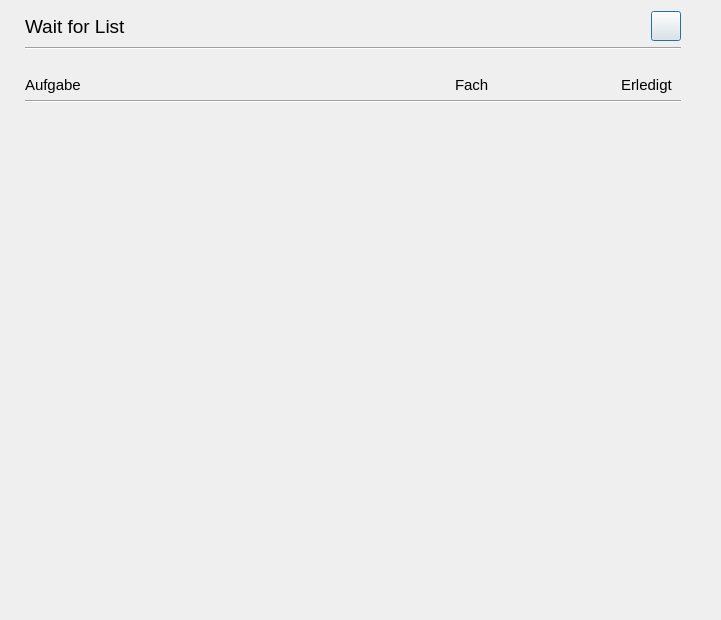
orgnnice/OrgNNice, file waitfor.ui: the form before one commit.
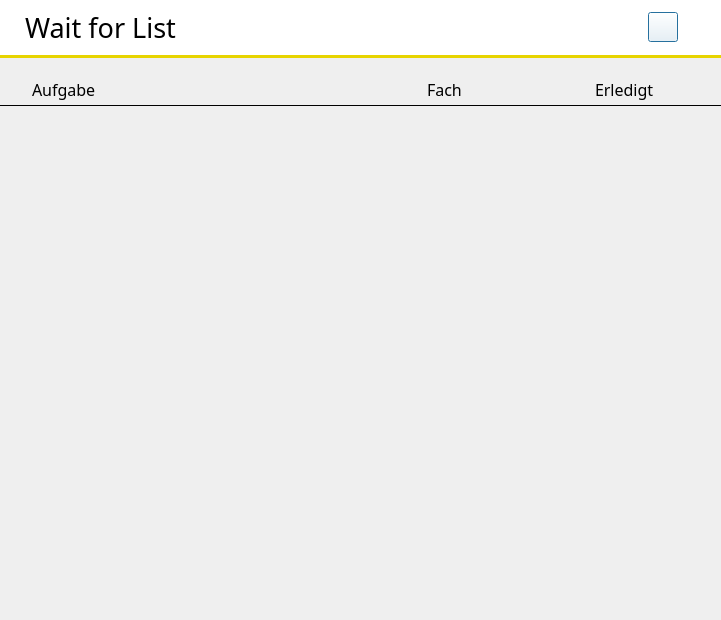
The form after the commit. Icons and pictures are not drawn.

Commit message: delete todo and waitfor, button styling, gui styling

Patch:
```diff
--- a/waitfor.ui
+++ b/waitfor.ui
@@ -12,7 +12,7 @@
   </property>
   <property name="minimumSize">
    <size>
-    <width>720</width>
+    <width>721</width>
     <height>620</height>
    </size>
   </property>
@@ -23,27 +23,70 @@
    <enum>Qt::LeftToRight</enum>
   </property>
   <layout class="QVBoxLayout" name="verticalLayout">
+   <property name="spacing">
+    <number>0</number>
+   </property>
    <property name="leftMargin">
     <number>0</number>
    </property>
+   <property name="topMargin">
+    <number>0</number>
+   </property>
    <property name="rightMargin">
     <number>0</number>
    </property>
+   <property name="bottomMargin">
+    <number>0</number>
+   </property>
    <item>
     <layout class="QVBoxLayout" name="verticalLayout_3">
+     <property name="spacing">
+      <number>0</number>
+     </property>
      <property name="leftMargin">
-      <number>25</number>
+      <number>0</number>
      </property>
      <property name="rightMargin">
-      <number>40</number>
+      <number>0</number>
+     </property>
+     <item>
+      <widget class="QWidget" name="widget" native="true">
+       <property name="styleSheet">
+        <string notr="true">background-color: rgb(255, 255, 255);</string>
+       </property>
+       <layout class="QVBoxLayout" name="verticalLayout_4">
+        <property name="leftMargin">
+         <number>0</number>
+        </property>
+        <property name="topMargin">
+         <number>9</number>
+        </property>
+        <property name="rightMargin">
+         <number>0</number>
+        </property>
+        <property name="bottomMargin">
+         <number>9</number>
      </property>
      <item>
       <layout class="QHBoxLayout" name="horizontalLayout_12">
+          <property name="leftMargin">
+           <number>25</number>
+          </property>
+          <property name="topMargin">
+           <number>0</number>
+          </property>
+          <property name="rightMargin">
+           <number>43</number>
+          </property>
+          <property name="bottomMargin">
+           <number>0</number>
+          </property>
        <item>
         <widget class="QLabel" name="label_33">
          <property name="font">
           <font>
-           <pointsize>14</pointsize>
+              <family>Yu Gothic UI Semibold</family>
+              <pointsize>20</pointsize>
            <weight>50</weight>
            <bold>false</bold>
           </font>
@@ -100,26 +143,68 @@
        </item>
       </layout>
      </item>
+       </layout>
+      </widget>
+     </item>
      <item>
       <widget class="Line" name="line">
+       <property name="styleSheet">
+        <string notr="true">background-color: rgb(231, 212, 0);</string>
+       </property>
+       <property name="frameShadow">
+        <enum>QFrame::Sunken</enum>
+       </property>
+       <property name="lineWidth">
+        <number>0</number>
+       </property>
        <property name="orientation">
         <enum>Qt::Horizontal</enum>
        </property>
       </widget>
      </item>
+     <item>
+      <widget class="QWidget" name="widget_2" native="true">
+       <property name="styleSheet">
+        <string notr="true"/>
+       </property>
+       <layout class="QVBoxLayout" name="verticalLayout_5">
+        <property name="spacing">
+         <number>0</number>
+        </property>
+        <property name="leftMargin">
+         <number>0</number>
+        </property>
+        <property name="topMargin">
+         <number>0</number>
+        </property>
+        <property name="rightMargin">
+         <number>0</number>
+        </property>
+        <property name="bottomMargin">
+         <number>0</number>
+        </property>
      <item>
       <layout class="QHBoxLayout" name="horizontalLayout_11">
        <property name="leftMargin">
-        <number>0</number>
+           <number>32</number>
        </property>
        <property name="topMargin">
         <number>20</number>
        </property>
        <property name="rightMargin">
-        <number>0</number>
+           <number>43</number>
+          </property>
+          <property name="bottomMargin">
+           <number>3</number>
        </property>
        <item>
         <widget class="QLabel" name="label_30">
+            <property name="sizePolicy">
+             <sizepolicy hsizetype="Expanding" vsizetype="Fixed">
+              <horstretch>0</horstretch>
+              <verstretch>0</verstretch>
+             </sizepolicy>
+            </property>
          <property name="minimumSize">
           <size>
            <width>430</width>
@@ -134,7 +219,8 @@
          </property>
          <property name="font">
           <font>
-           <pointsize>11</pointsize>
+              <family>Yu Gothic UI Semibold</family>
+              <pointsize>12</pointsize>
           </font>
          </property>
          <property name="text">
@@ -144,21 +230,28 @@
        </item>
        <item>
         <widget class="QLabel" name="label">
+            <property name="sizePolicy">
+             <sizepolicy hsizetype="Preferred" vsizetype="Fixed">
+              <horstretch>0</horstretch>
+              <verstretch>0</verstretch>
+             </sizepolicy>
+            </property>
          <property name="minimumSize">
           <size>
-           <width>160</width>
+              <width>162</width>
            <height>0</height>
           </size>
          </property>
          <property name="maximumSize">
           <size>
-           <width>16777215</width>
+              <width>162</width>
            <height>16777215</height>
           </size>
          </property>
          <property name="font">
           <font>
-           <pointsize>11</pointsize>
+              <family>Yu Gothic UI Semibold</family>
+              <pointsize>12</pointsize>
           </font>
          </property>
          <property name="text">
@@ -168,21 +261,28 @@
        </item>
        <item alignment="Qt::AlignRight">
         <widget class="QLabel" name="label_32">
+            <property name="sizePolicy">
+             <sizepolicy hsizetype="Preferred" vsizetype="Fixed">
+              <horstretch>0</horstretch>
+              <verstretch>0</verstretch>
+             </sizepolicy>
+            </property>
          <property name="minimumSize">
           <size>
-           <width>60</width>
+              <width>83</width>
            <height>0</height>
           </size>
          </property>
          <property name="maximumSize">
           <size>
-           <width>60</width>
+              <width>83</width>
            <height>16777215</height>
           </size>
          </property>
          <property name="font">
           <font>
-           <pointsize>11</pointsize>
+              <family>Yu Gothic UI Semibold</family>
+              <pointsize>12</pointsize>
           </font>
          </property>
          <property name="text">
@@ -192,8 +292,17 @@
        </item>
       </layout>
      </item>
+       </layout>
+      </widget>
+     </item>
      <item>
       <widget class="Line" name="line_2">
+       <property name="frameShadow">
+        <enum>QFrame::Plain</enum>
+       </property>
+       <property name="lineWidth">
+        <number>1</number>
+       </property>
        <property name="orientation">
         <enum>Qt::Horizontal</enum>
        </property>
```
Left out of the diff: 13 changed lines with no effect on the pictures. Lines whose indentation alone changed are shown as unchanged. The commit also changes 24 other files.
